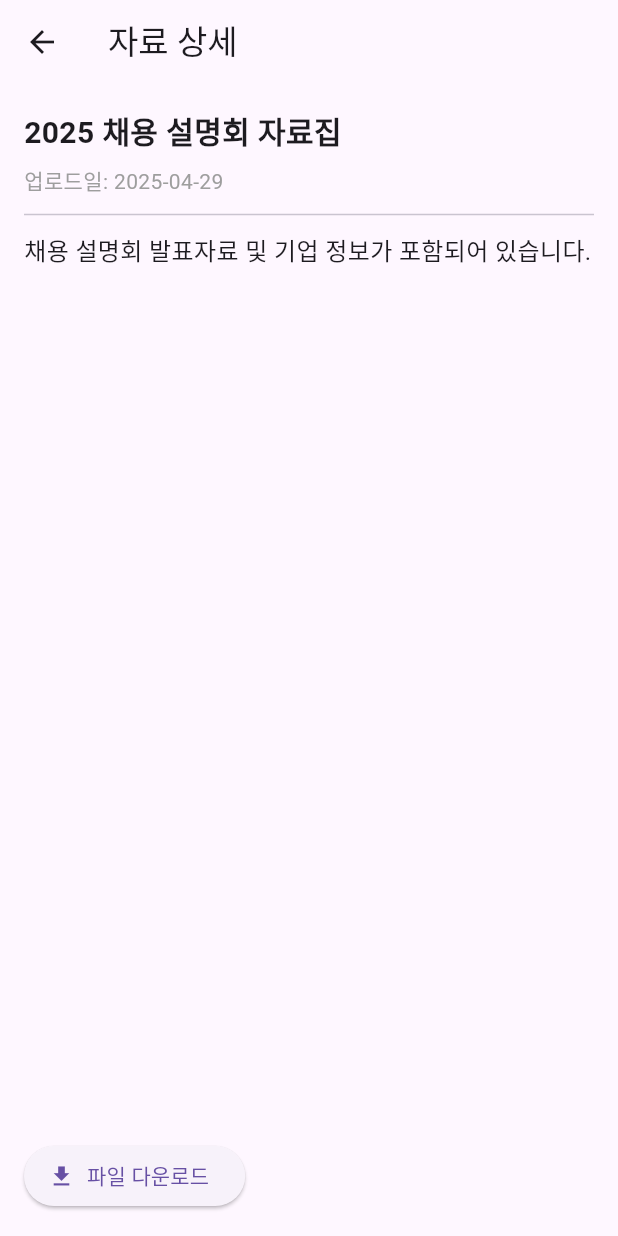
After one commit to ghghtls/peoplejob_frontend, a Flutter app: the ResourceListPage screen opened directly, after a tap on "2025 채용 설명회 자료집", on a phone screen of 412 x 824 dp. The commit adds this screen. Run offline on Flutter 3.47's test engine with Material 3 defaults, Android fonts, the phone set to English and light mode, and no system bars; our stand-ins replace dio, flutter_dotenv, flutter_riverpod.

Commit message:
feat:자료실 상세 ui

```diff
--- /dev/null
+++ b/lib/ui/pages/resources/resource_detail_page.dart
@@ -0,0 +1,59 @@
+import 'package:flutter/material.dart';
+import 'package:url_launcher/url_launcher.dart';
+
+class ResourceDetailPage extends StatelessWidget {
+  final String title;
+  final String content;
+  final String date;
+  final String fileUrl;
+
+  const ResourceDetailPage({
+    super.key,
+    required this.title,
+    required this.content,
+    required this.date,
+    required this.fileUrl,
+  });
+
+  @override
+  Widget build(BuildContext context) {
+    return Scaffold(
+      appBar: AppBar(title: const Text('자료 상세')),
+      body: Padding(
+        padding: const EdgeInsets.all(16),
+        child: Column(
+          crossAxisAlignment: CrossAxisAlignment.start,
+          children: [
+            Text(
+              title,
+              style: const TextStyle(fontSize: 20, fontWeight: FontWeight.bold),
+            ),
+            const SizedBox(height: 8),
+            Text('업로드일: $date', style: const TextStyle(color: Colors.grey)),
+            const Divider(height: 24),
+            Expanded(
+              child: SingleChildScrollView(
+                child: Text(content, style: const TextStyle(fontSize: 16)),
+              ),
+            ),
+            const SizedBox(height: 16),
+            ElevatedButton.icon(
+              icon: const Icon(Icons.download),
+              label: const Text('파일 다운로드'),
+              onPressed: () async {
+                final uri = Uri.parse(fileUrl);
+                if (await canLaunchUrl(uri)) {
+                  launchUrl(uri, mode: LaunchMode.externalApplication);
+                } else {
+                  ScaffoldMessenger.of(
+                    context,
+                  ).showSnackBar(const SnackBar(content: Text("파일 열기 실패")));
+                }
+              },
+            ),
+          ],
+        ),
+      ),
+    );
+  }
+}
--- a/lib/ui/pages/resources/widgets/resource_list_view.dart
+++ b/lib/ui/pages/resources/widgets/resource_list_view.dart
@@ -1,4 +1,6 @@
 import 'package:flutter/material.dart';
+import 'package:url_launcher/url_launcher.dart';
+import '../resource_detail_page.dart';
 
 class ResourceListView extends StatelessWidget {
   const ResourceListView({super.key});
@@ -10,11 +12,13 @@ class ResourceListView extends StatelessWidget {
         'title': '2025 채용 설명회 자료집',
         'date': '2025-04-29',
         'fileUrl': 'https://example.com/files/resource1.pdf',
+        'content': '채용 설명회 발표자료 및 기업 정보가 포함되어 있습니다.',
       },
       {
         'title': '자소서 작성 가이드',
         'date': '2025-04-22',
         'fileUrl': 'https://example.com/files/resource2.pdf',
+        'content': '자기소개서 작성 꿀팁과 샘플 양식을 제공합니다.',
       },
     ];
 
@@ -29,11 +33,31 @@ class ResourceListView extends StatelessWidget {
             subtitle: Text('업로드일: ${item['date']}'),
             trailing: IconButton(
               icon: const Icon(Icons.download),
-              onPressed: () {
-                // TODO: 실제 파일 다운로드 로직 필요
-                print('다운로드: ${item['fileUrl']}');
+              onPressed: () async {
+                final uri = Uri.parse(item['fileUrl']!);
+                if (await canLaunchUrl(uri)) {
+                  await launchUrl(uri, mode: LaunchMode.externalApplication);
+                } else {
+                  ScaffoldMessenger.of(
+                    context,
+                  ).showSnackBar(const SnackBar(content: Text('파일 열기 실패')));
+                }
               },
             ),
+            onTap: () {
+              Navigator.push(
+                context,
+                MaterialPageRoute(
+                  builder:
+                      (_) => ResourceDetailPage(
+                        title: item['title']!,
+                        content: item['content']!,
+                        date: item['date']!,
+                        fileUrl: item['fileUrl']!,
+                      ),
+                ),
+              );
+            },
           ),
         );
       },
--- a/pubspec.yaml
+++ b/pubspec.yaml
@@ -37,6 +37,7 @@ dependencies:
   flutter_riverpod: ^2.6.1
   go_router: ^15.1.0
   flutter_dotenv: ^5.2.1
+  url_launcher: ^6.3.1
 
 dev_dependencies:
   flutter_test:
```
Also changed, not shown: pubspec.lock, 5 other files.
